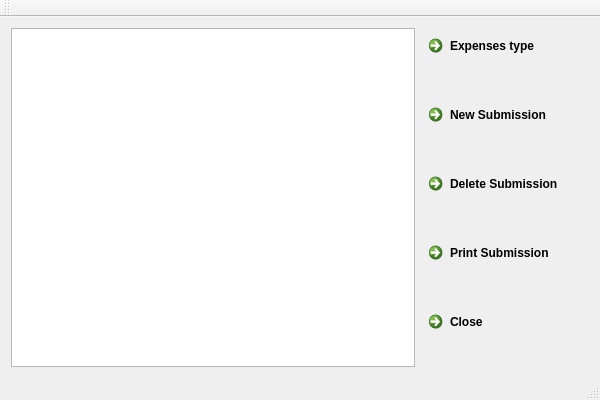
The window that mainwindow.ui (xeonn/exclaim) describes before a commit, drawn with Qt 5.
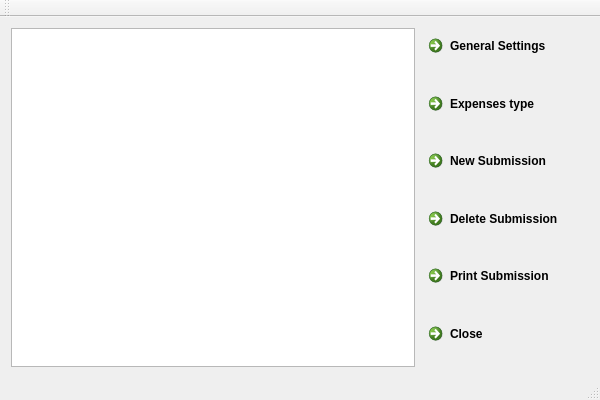
The same window after the commit.

Diff of the .ui file:
```diff
--- a/mainwindow.ui
+++ b/mainwindow.ui
@@ -20,6 +20,16 @@
     </item>
     <item>
      <layout class="QVBoxLayout" name="verticalLayout">
+      <item>
+       <widget class="QCommandLinkButton" name="bnSettings">
+        <property name="text">
+         <string>General Settings</string>
+        </property>
+        <property name="description">
+         <string/>
+        </property>
+       </widget>
+      </item>
       <item>
        <widget class="QCommandLinkButton" name="bnExpType">
         <property name="text">
```
Left out of the diff: 2 changed lines with no effect on the pictures.
